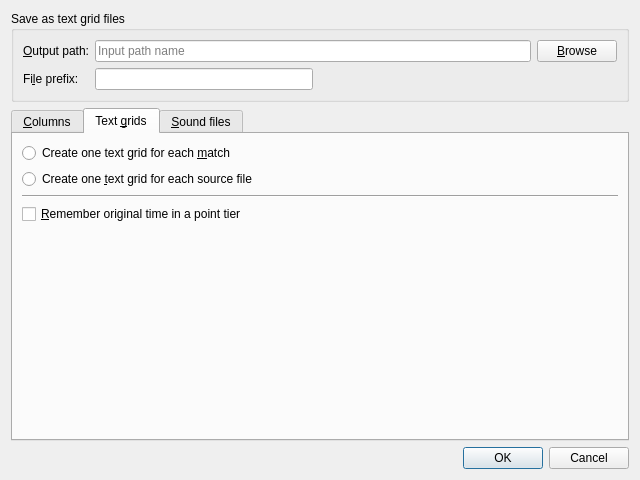
Before: the Qt Designer form coquery/gui/ui/textgridExport.ui in gkunter/coquery, drawn with Qt 5.
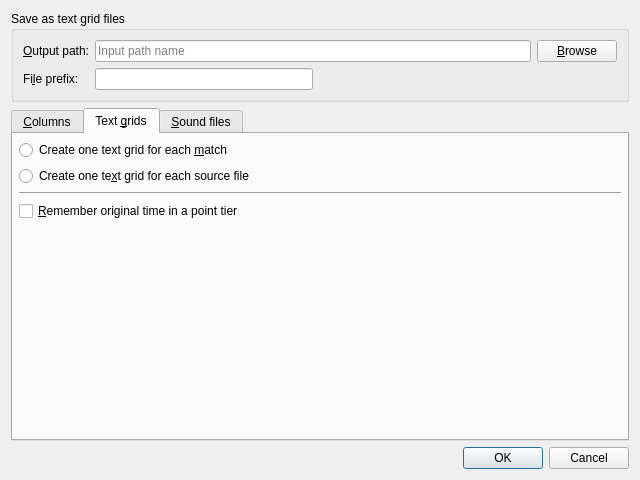
After: the same form once the commit is applied. The open tabs and pages were chosen to show the change. Custom widgets are drawn as their Qt base class.

```diff
--- a/coquery/gui/ui/textgridExport.ui
+++ b/coquery/gui/ui/textgridExport.ui
@@ -129,6 +129,21 @@
        <string>Text &amp;grids</string>
       </attribute>
       <layout class="QVBoxLayout" name="verticalLayout_6">
+       <property name="spacing">
+        <number>6</number>
+       </property>
+       <property name="leftMargin">
+        <number>6</number>
+       </property>
+       <property name="topMargin">
+        <number>6</number>
+       </property>
+       <property name="rightMargin">
+        <number>6</number>
+       </property>
+       <property name="bottomMargin">
+        <number>6</number>
+       </property>
        <item>
         <widget class="QRadioButton" name="radio_one_per_match">
          <property name="text">
@@ -139,7 +154,7 @@
        <item>
         <widget class="QRadioButton" name="radio_one_per_file">
          <property name="text">
-          <string>Create one &amp;text grid for each source file</string>
+          <string>Create one te&amp;xt grid for each source file</string>
          </property>
         </widget>
        </item>
```
Left out of the diff: 32 changed lines with no effect on the pictures.
